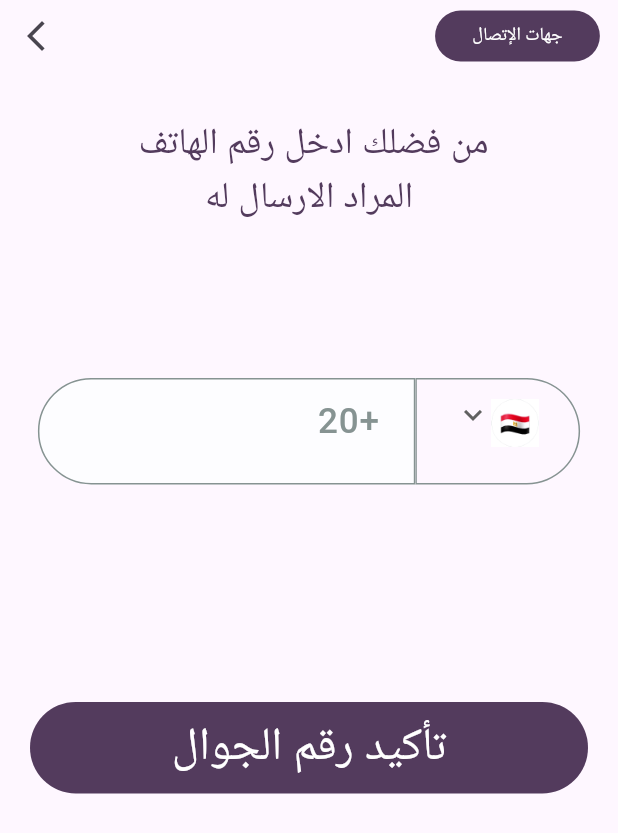
After one commit to Lamiaa21-3/Ahdaitak, a Flutter app: the TopUpScreen screen opened by its route, on a phone screen of 412 x 824 dp. The commit adds this screen. Shown: the top 833 px of the screen. Run offline on Flutter 3.47's test engine with Material 3 defaults, Android fonts, the phone set to English and light mode, and no system bars; our stand-ins replace flutter_screenutil, get_it.

Commit message:
top up screen done

```diff
--- a/lib/core/routing/app_router.dart
+++ b/lib/core/routing/app_router.dart
@@ -5,6 +5,7 @@ import 'package:ahdydic/features/login_one/login_one_screen.dart';
 import 'package:ahdydic/features/login_three/login_three_screen.dart';
 import 'package:ahdydic/features/onboarding/onboarding_three/onboarding_three_screen.dart';
 import 'package:ahdydic/features/onboarding/onboarding_two/onboarding_two_screen.dart';
+import 'package:ahdydic/features/top_up/top_up_screen.dart';
 
 import 'package:flutter/material.dart';
 
@@ -57,6 +58,12 @@ class AppRouter {
             return HomePage();
           },
         );
+      case Routes.topUpScreen:
+        return MaterialPageRoute(
+          builder: (BuildContext context) {
+            return TopUpScreen();
+          },
+        );
       default:
         return MaterialPageRoute(
           builder:
--- a/lib/core/routing/routes.dart
+++ b/lib/core/routing/routes.dart
@@ -6,6 +6,8 @@ class Routes {
   static const String loginOneScreen = '/loginOneScreen';
   static const String homeScreen = '/homeScreen';
   static const String loginThreeScreen = '/loginThreeScreen';
+  static const String topUpScreen = '/topUpScreen';
+
 
 
 }
--- a/lib/core/theming/styles.dart
+++ b/lib/core/theming/styles.dart
@@ -18,6 +18,13 @@ class StylesManager {
     fontWeight: FontWeightHelper.bold,
   );
 
+
+
+  static TextStyle font12WhiteRegular = TextStyle(
+    fontSize: 12.sp,
+    color: ColorManager.white,
+    fontWeight: FontWeightHelper.regular,
+  );
 
   static TextStyle font16PurplestLight = TextStyle(
     fontSize: 16.sp,
--- a/lib/features/home/home_page.dart
+++ b/lib/features/home/home_page.dart
@@ -4,9 +4,11 @@ import 'package:ahdydic/core/theming/color.dart';
 import 'package:ahdydic/core/theming/images.dart';
 import 'package:ahdydic/core/theming/styles.dart';
 import 'package:ahdydic/core/widgets/custom_button.dart';
+import 'package:ahdydic/features/top_up/top_up_screen.dart';
 import 'package:flutter/material.dart';
 import 'package:flutter_screenutil/flutter_screenutil.dart';
 
+import '../../core/routing/routes.dart';
 import '../../generated/l10n.dart';
 
 class HomePage extends StatelessWidget {
@@ -45,6 +47,9 @@ class HomePage extends StatelessWidget {
                 ),
                 verticalSpace(44),
                 CustomButton(
+                  function: (){
+                    context.pushNamed(Routes.topUpScreen);
+                  },
                   text: S.of(context).startMessaging,
                   backgroundColor: ColorManager.darkPurple,
                 ),
--- /dev/null
+++ b/lib/features/top_up/top_up_screen.dart
@@ -0,0 +1,64 @@
+import 'package:ahdydic/core/helper/extensions.dart';
+import 'package:ahdydic/core/helper/spacing.dart';
+import 'package:ahdydic/core/theming/color.dart';
+import 'package:ahdydic/core/theming/styles.dart';
+import 'package:ahdydic/core/widgets/custom_button.dart';
+
+import 'package:flutter/material.dart';
+import 'package:flutter_screenutil/flutter_screenutil.dart';
+
+import '../../core/widgets/row_number_field.dart';
+import '../../generated/l10n.dart';
+
+class TopUpScreen extends StatelessWidget {
+  const TopUpScreen({super.key});
+
+  @override
+  Widget build(BuildContext context) {
+    return Scaffold(body: SafeArea(child: Column(children: [TopUpAppbar(),
+verticalSpace(30),
+      Text(S.of(context).pleaseEnterPhone,style:StylesManager.font24DarkPurpleRegular,),
+      Text(S.of(context).WhatYouWantToSendTo,style:StylesManager.font24DarkPurpleRegular,),
+      RowNumberField(),
+      verticalSpace(110),
+      CustomButton(text: S.of(context).ensurePhoneNumber
+          , backgroundColor: ColorManager.darkPurple,),
+
+
+
+
+    ])));
+  }
+}
+
+class TopUpAppbar extends StatelessWidget {
+  const TopUpAppbar({super.key});
+
+  @override
+  Widget build(BuildContext context) {
+    return Row(
+      children: [
+        horizontalSpace(11),
+        TextButton(onPressed: () {},
+          style: ButtonStyle(
+            backgroundColor:  WidgetStatePropertyAll(ColorManager.darkPurple),
+            // tapTargetSize: MaterialTapTargetSize.shrinkWrap,
+            minimumSize:  WidgetStatePropertyAll(Size(100.w, 30.h)),
+            shape: WidgetStatePropertyAll(
+              RoundedRectangleBorder(borderRadius: BorderRadius.circular(35)),
+            ),
+          ), child: Text(S.of(context).contacts,style: StylesManager.font12WhiteRegular,),
+
+        ),
+        Spacer(),
+        IconButton(
+          onPressed: () {
+            context.pop();
+          },
+          icon: Icon(Icons.arrow_forward_ios),
+        ),
+
+      ],
+    );
+  }
+}
--- a/lib/l10n/intl_ar.arb
+++ b/lib/l10n/intl_ar.arb
@@ -20,5 +20,9 @@
   "cookies":"ملفات تعريف الارتباط",
   "thereNoActivities":"لا يوجد انشطة حتى الآن",
   "displayHerePeopleYourMessaged":"ستظهر هنا قائمة الأشخاص اللذين راسلتهم",
-  "startMessaging":"ابدأ المراسلة"
+  "startMessaging":"ابدأ المراسلة",
+  "contacts":"جهات الإتصال",
+  "pleaseEnterPhone":"من فضلك ادخل رقم الهاتف ",
+  "WhatYouWantToSendTo":"المراد الارسال له"
+
 }
--- a/lib/l10n/intl_en.arb
+++ b/lib/l10n/intl_en.arb
@@ -29,6 +29,9 @@
   "trustedByOurPartners":"موثوق بها من قبل شركائنا",
   "thereNoActivities":"لا يوجد انشطة حتى الآن",
   "displayHerePeopleYourMessaged":"ستظهر هنا قائمة الأشخاص اللذين راسلتهم",
-  "startMessaging":"ابدأ المراسلة"
+  "startMessaging":"ابدأ المراسلة",
+  "contacts":"جهات الإتصال",
+  "pleaseEnterPhone":"من فضلك ادخل رقم الهاتف ",
+  "WhatYouWantToSendTo":"المراد الارسال له"
 
 }
```
Also changed, not shown: lib/generated/intl/messages_ar.dart, lib/generated/intl/messages_en.dart, lib/generated/l10n.dart.
